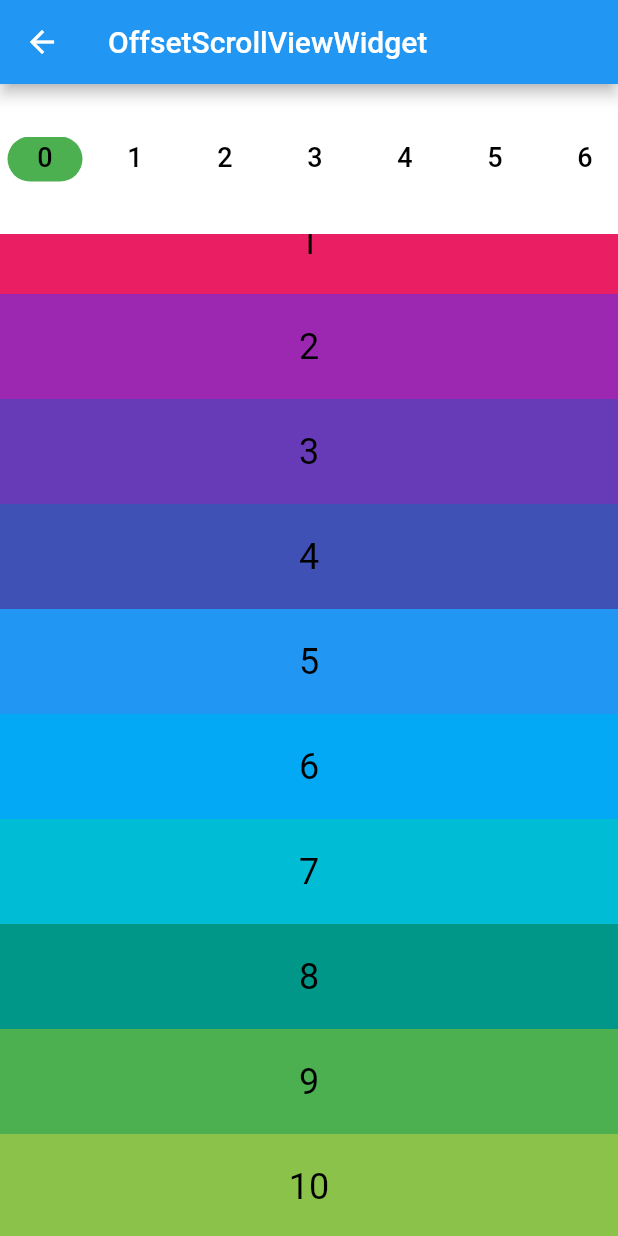
After one commit to lucian1024/anchor_scroll_controller, a Flutter app: the screen it shows after launch, after a tap on "Scroll with offset", on a phone screen of 412 x 824 dp. The commit adds this screen. Run offline on Flutter 3.47's test engine with Material 2 defaults, Android fonts, the phone set to English and light mode, and no system bars; our stand-ins replace flutter_sticky_header, modal_bottom_sheet.

Commit message:
[IMP] Added the anchorOffset parameter

```diff
--- a/example/lib/main.dart
+++ b/example/lib/main.dart
@@ -1,4 +1,5 @@
 import 'package:example/cascaded_scroll_controller.dart';
+import 'package:example/offset_scroll_view.dart';
 import 'package:example/pin_scroll_view.dart';
 import 'package:example/general_scroll_view.dart';
 import 'package:flutter/material.dart';
@@ -49,8 +50,7 @@ class MyHomePage extends StatefulWidget {
   _MyHomePageState createState() => _MyHomePageState();
 }
 
-class _MyHomePageState extends State<MyHomePage>{
-
+class _MyHomePageState extends State<MyHomePage> {
   @override
   Widget build(BuildContext context) {
     // This method is rerun every time setState is called, for instance as done
@@ -71,8 +71,10 @@ class _MyHomePageState extends State<MyHomePage>{
             Center(
               child: TextButton(
                 style: ButtonStyle(
-                backgroundColor: MaterialStateProperty.all<Color>(Colors.green),
-                foregroundColor: MaterialStateProperty.all<Color>(Colors.black),
+                  backgroundColor:
+                      MaterialStateProperty.all<Color>(Colors.green),
+                  foregroundColor:
+                      MaterialStateProperty.all<Color>(Colors.black),
                   fixedSize: MaterialStateProperty.all<Size>(Size(200, 50)),
                 ),
                 onPressed: () {
@@ -83,12 +85,16 @@ class _MyHomePageState extends State<MyHomePage>{
                 child: Text("GeneralScrollView"),
               ),
             ),
-          SizedBox(height: 20,),
+            SizedBox(
+              height: 20,
+            ),
             Center(
               child: TextButton(
                 style: ButtonStyle(
-                backgroundColor: MaterialStateProperty.all<Color>(Colors.green),
-                foregroundColor: MaterialStateProperty.all<Color>(Colors.black),
+                  backgroundColor:
+                      MaterialStateProperty.all<Color>(Colors.green),
+                  foregroundColor:
+                      MaterialStateProperty.all<Color>(Colors.black),
                   fixedSize: MaterialStateProperty.all<Size>(Size(200, 50)),
                 ),
                 onPressed: () {
@@ -99,22 +105,48 @@ class _MyHomePageState extends State<MyHomePage>{
                 child: Text("PinScrollView"),
               ),
             ),
-          SizedBox(height: 20,),
+            SizedBox(
+              height: 20,
+            ),
             Center(
               child: TextButton(
                 style: ButtonStyle(
-                backgroundColor: MaterialStateProperty.all<Color>(Colors.green),
-                foregroundColor: MaterialStateProperty.all<Color>(Colors.black),
+                  backgroundColor:
+                      MaterialStateProperty.all<Color>(Colors.green),
+                  foregroundColor:
+                      MaterialStateProperty.all<Color>(Colors.black),
                   fixedSize: MaterialStateProperty.all<Size>(Size(200, 50)),
                 ),
                 onPressed: () {
-                showMaterialModalBottomSheet(context: context, builder: (context) => CascadesScrollControllerWidget(ModalScrollController.of(context)!));
+                  showMaterialModalBottomSheet(
+                      context: context,
+                      builder: (context) => CascadesScrollControllerWidget(
+                          ModalScrollController.of(context)!));
                 },
                 child: Text("CascadedScrollView"),
               ),
             ),
+            SizedBox(
+              height: 20,
+            ),
+            Center(
+              child: TextButton(
+                style: ButtonStyle(
+                  backgroundColor:
+                      MaterialStateProperty.all<Color>(Colors.green),
+                  foregroundColor:
+                      MaterialStateProperty.all<Color>(Colors.black),
+                  fixedSize: MaterialStateProperty.all<Size>(Size(200, 50)),
+                ),
+                onPressed: () {
+                  Navigator.push(context, MaterialPageRoute(builder: (context) {
+                    return OffsetScrollViewWidget();
+                  }));
+                },
+                child: Text("Scroll with offset"),
+              ),
+            ),
           ],
-      )
-    );
+        ));
   }
 }
--- /dev/null
+++ b/example/lib/offset_scroll_view.dart
@@ -0,0 +1,106 @@
+import 'dart:math';
+
+import 'package:anchor_scroll_controller/anchor_scroll_controller.dart';
+import 'package:flutter/material.dart';
+
+class OffsetScrollViewWidget extends StatefulWidget {
+  const OffsetScrollViewWidget();
+
+  @override
+  State<StatefulWidget> createState() {
+    return _OffsetScrollViewWidgetState();
+  }
+}
+
+const double HEADER_HEIGHT = 100.0;
+
+class _OffsetScrollViewWidgetState extends State<OffsetScrollViewWidget> {
+  late final AnchorScrollController _scrollController;
+  TabController? _tabController;
+  final int length = 100;
+
+  @override
+  void initState() {
+    super.initState();
+
+    _scrollController = AnchorScrollController(
+      anchorOffset: HEADER_HEIGHT,
+      onIndexChanged: (index, userScroll) {
+        if (userScroll) {
+          _tabController?.animateTo(index);
+        }
+      },
+    );
+  }
+
+  @override
+  Widget build(BuildContext context) {
+    return Scaffold(
+        appBar: AppBar(
+          title: Text("OffsetScrollViewWidget"),
+        ),
+        body: Stack(
+          children: [
+            ListView.builder(
+                controller: _scrollController,
+                itemCount: length,
+                itemBuilder: (context, index) => AnchorItemWrapper(
+                      index: index,
+                      controller: _scrollController,
+                      child: Container(
+                        height: 50.0 + Random().nextInt(50),
+                        color:
+                            Colors.primaries[index % Colors.primaries.length],
+                        alignment: Alignment.center,
+                        child: Text(index.toString(),
+                            style: const TextStyle(
+                                fontSize: 24, color: Colors.black)),
+                      ),
+                    )),
+            Container(
+              color: Colors.white,
+              height: HEADER_HEIGHT,
+              alignment: Alignment.centerLeft,
+              child: Container(
+                height: 30,
+                child: DefaultTabController(
+                  length: length,
+                  child: Builder(builder: (context) {
+                    _tabController = DefaultTabController.of(context);
+                    return TabBar(
+                        isScrollable: true,
+                        tabs: List.generate(
+                            length,
+                            (index) => Container(
+                                  width: 50,
+                                  alignment: Alignment.center,
+                                  child: Text(
+                                    index.toString(),
+                                    style: TextStyle(
+                                      color: Colors.black,
+                                      fontSize: 18,
+                                    ),
+                                  ),
+                                )),
+                        labelPadding: EdgeInsets.symmetric(horizontal: 5),
+                        indicatorSize: TabBarIndicatorSize.label,
+                        indicator: BoxDecoration(
+                          color: Colors.green,
+                          borderRadius: BorderRadius.all(Radius.circular(15)),
+                        ),
+                        onTap: (index) {
+                          _scrollController.scrollToIndex(index: index);
+                        });
+                  }),
+                ),
+              ),
+            ),
+          ],
+        ));
+  }
+
+  @override
+  void dispose() {
+    super.dispose();
+  }
+}
--- a/example/pubspec.yaml
+++ b/example/pubspec.yaml
@@ -18,7 +18,7 @@ publish_to: 'none' # Remove this line if you wish to publish to pub.dev
 version: 1.0.0+1
 
 environment:
-  sdk: ">=2.12.0 <3.0.0"
+  sdk: '>=2.12.0 <3.0.0'
 
 dependencies:
   flutter:
@@ -26,12 +26,11 @@ dependencies:
   anchor_scroll_controller:
     path: ../
   flutter_sticky_header: 0.6.0
-  modal_bottom_sheet: 2.0.0
+  modal_bottom_sheet: 2.0.1
 
   # The following adds the Cupertino Icons font to your application.
   # Use with the CupertinoIcons class for iOS style icons.
   cupertino_icons: ^1.0.2
-
 
 dev_dependencies:
   flutter_test:
@@ -42,7 +41,6 @@ dev_dependencies:
 
 # The following section is specific to Flutter.
 flutter:
-
   # The following line ensures that the Material Icons font is
   # included with your application, so that you can use the icons in
   # the material Icons class.
--- a/lib/src/anchor_scroll_controller.dart
+++ b/lib/src/anchor_scroll_controller.dart
@@ -11,7 +11,8 @@ class AnchorScrollControllerHelper {
   AnchorScrollControllerHelper(
       {required this.scrollController,
       this.fixedItemSize,
-      this.onIndexChanged});
+      this.onIndexChanged,
+      this.anchorOffset});
 
   /// The [ScrollController] of the [ScrollView]
   final ScrollController scrollController;
@@ -20,6 +21,9 @@ class AnchorScrollControllerHelper {
   /// If the [ScrollView] scrolls along vertical, it should be the fixed height of the item
   /// If the [ScrollView] scrolls along horizontal, it should be the fixed width of the item
   final double? fixedItemSize;
+
+  /// The offset to apply to the top of each item
+  final double? anchorOffset;
 
   /// The map which stores the states of the current items in the viewport
   final Map<int, AnchorItemWrapperState> _itemMap = {};
@@ -73,9 +77,9 @@ class AnchorScrollControllerHelper {
         continue;
       }
 
-      if (revealedOffset.offset <= scrollController.offset &&
-          revealedOffset.offset + revealedOffset.rect.height >
-              scrollController.offset) {
+      final double totalOffset = _applyAnchorOffset(revealedOffset.offset);
+      if (totalOffset <= scrollController.offset &&
+          totalOffset + revealedOffset.rect.height > scrollController.offset) {
         tmpIndex = index;
         break;
       }
@@ -154,8 +158,10 @@ class AnchorScrollControllerHelper {
       // or whenever the animation reaches the edge of the viewport and attempts to overscroll.
       // So, create a new scroll behavior to stop the last one.
       // Maybe there is a better way to do this.
-      await scrollController.animateTo(scrollController.offset,
-          duration: Duration(milliseconds: 1), curve: curve);
+      await scrollController.animateTo(
+          _applyAnchorOffset(scrollController.offset),
+          duration: Duration(milliseconds: 1),
+          curve: curve);
       _currIndex = _getCurrIndex();
     }
 
@@ -163,7 +169,7 @@ class AnchorScrollControllerHelper {
 
     if (fixedItemSize != null) {
       // if the item size is fixed, the target offset is index * fixedItemSize
-      final targetOffset = index * fixedItemSize!;
+      final targetOffset = _applyAnchorOffset(index * fixedItemSize!);
       final int scrollTime =
           ((scrollController.offset - targetOffset).abs() / scrollSpeed)
               .round();
@@ -208,7 +214,7 @@ class AnchorScrollControllerHelper {
       final targetScrollOffset = _getScrollOffset(index);
       if (targetScrollOffset != null &&
           scrollController.offset != targetScrollOffset) {
-        scrollController.jumpTo(targetScrollOffset);
+        scrollController.jumpTo(_applyAnchorOffset(targetScrollOffset));
       }
 
       _currIndex = index;
@@ -225,10 +231,11 @@ class AnchorScrollControllerHelper {
       return;
     }
 
+    final double totalOffset = _applyAnchorOffset(targetOffset);
     final int scrollTime =
-        ((scrollController.offset - targetOffset).abs() / scrollSpeed).ceil();
+        ((scrollController.offset - totalOffset).abs() / scrollSpeed).ceil();
     final Duration duration = Duration(milliseconds: scrollTime);
-    await scrollController.animateTo(targetOffset,
+    await scrollController.animateTo(totalOffset,
         duration: duration, curve: curve);
   }
 
@@ -240,7 +247,7 @@ class AnchorScrollControllerHelper {
     }
 
     return revealOffset.offset.clamp(scrollController.position.minScrollExtent,
-        scrollController.position.maxScrollExtent);
+        scrollController.position.maxScrollExtent + (anchorOffset ?? 0));
   }
 
   /// Get the [RevealedOffset] to reveal the target index
@@ -258,6 +265,10 @@ class AnchorScrollControllerHelper {
 
     return offset;
   }
+
+  /// Apply the anchor offset to the scroll offset
+  double _applyAnchorOffset(double currentOffset) =>
+      currentOffset - (anchorOffset ?? 0);
 }
 
 class AnchorScrollController extends ScrollController {
@@ -267,6 +278,7 @@ class AnchorScrollController extends ScrollController {
     String? debugLabel,
     this.onIndexChanged,
     this.fixedItemSize,
+    this.anchorOffset,
   }) : super(
             initialScrollOffset: initialScrollOffset,
             keepScrollOffset: keepScrollOffset,
@@ -274,12 +286,15 @@ class AnchorScrollController extends ScrollController {
     _helper = AnchorScrollControllerHelper(
         scrollController: this,
         fixedItemSize: fixedItemSize,
-        onIndexChanged: onIndexChanged);
+        onIndexChanged: onIndexChanged,
+        anchorOffset: anchorOffset);
   }
 
   final double? fixedItemSize;
 
   final IndexChanged? onIndexChanged;
+
+  final double? anchorOffset;
 
   late final AnchorScrollControllerHelper _helper;
 
```
Also changed, not shown: 2 other files. Lines whose indentation alone changed are shown as unchanged.
